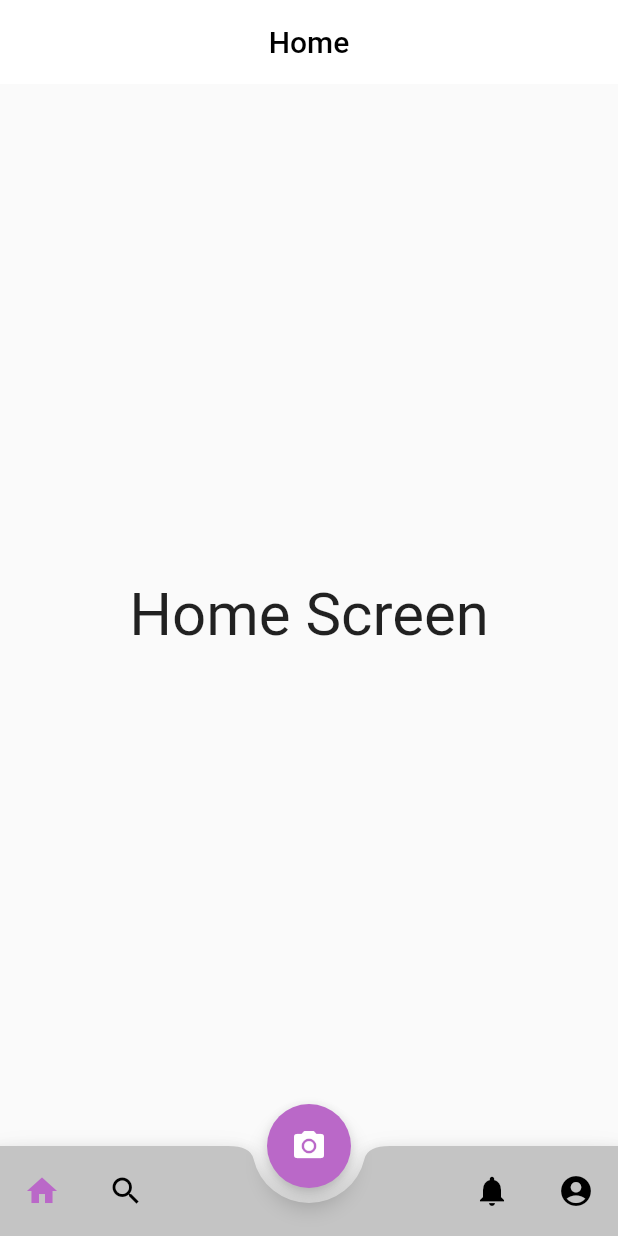
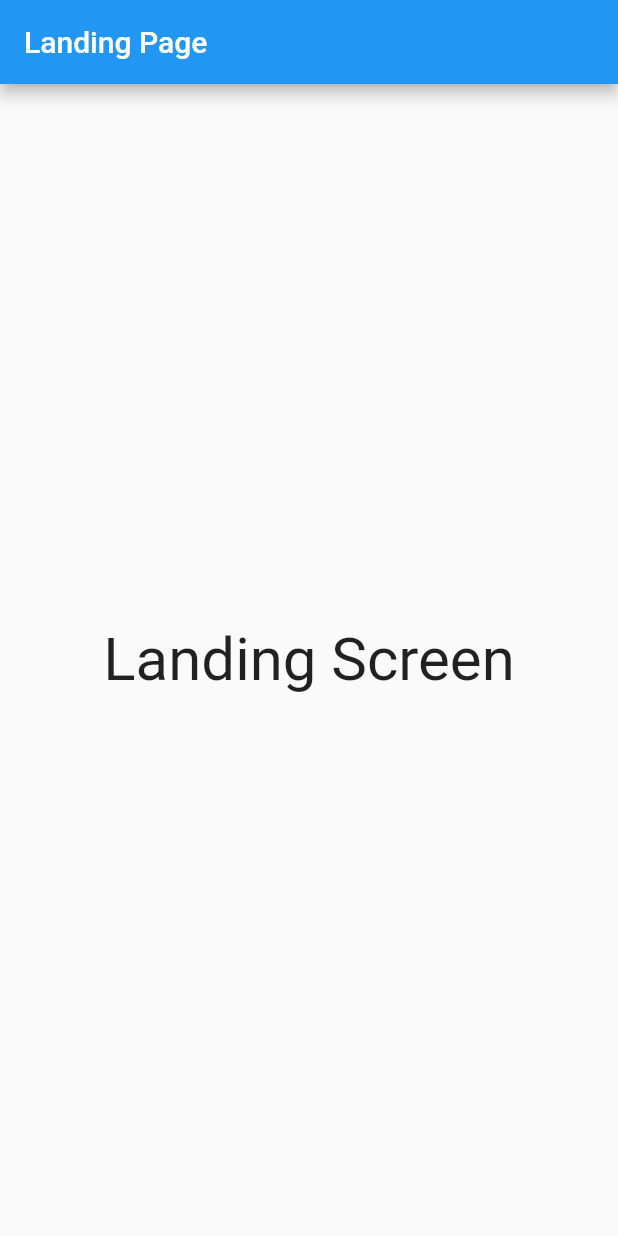
Before and after one commit to dogukanaydn/plants-world, a Flutter app: the screen it shows after launch, on a phone screen of 412 x 824 dp. Run offline on Flutter 3.47's test engine with Material 2 defaults, Android fonts, the light colour scheme and no system bars.

Commit message:
added landing screen

```diff
--- /dev/null
+++ b/lib/landing-page.dart
@@ -0,0 +1,25 @@
+import 'package:flutter/material.dart';
+
+class LandingPage extends StatefulWidget {
+  LandingPage({Key key}) : super(key: key);
+
+  @override
+  _LandingPageState createState() => _LandingPageState();
+}
+
+class _LandingPageState extends State<LandingPage> {
+  @override
+  Widget build(BuildContext context) {
+    return Scaffold(
+      appBar: AppBar(
+        title: Text('Landing Page'),
+      ),
+      body: Center(
+        child: Text(
+          'Landing Screen',
+          style: TextStyle(fontSize: 40),
+        ),
+      ),
+    );
+  }
+}
--- a/lib/main.dart
+++ b/lib/main.dart
@@ -1,5 +1,6 @@
 import 'package:flutter/material.dart';
-import 'bottom-navigation-bar/navigation.dart';
+import 'landing-page.dart';
+// import 'bottom-navigation-bar/navigation.dart';
 
 void main() => runApp(MyApp());
 
@@ -13,7 +14,7 @@ class MyApp extends StatelessWidget {
         primarySwatch: Colors.blue,
         visualDensity: VisualDensity.adaptivePlatformDensity,
       ),
-      home: NavigationBar(),
+      home: LandingPage(),
     );
   }
 }
```
Also changed, not shown: lib/pages/search.dart (+52 -7 lines), lib/theme/constants.dart (+8 -0 lines), 6 other files.
